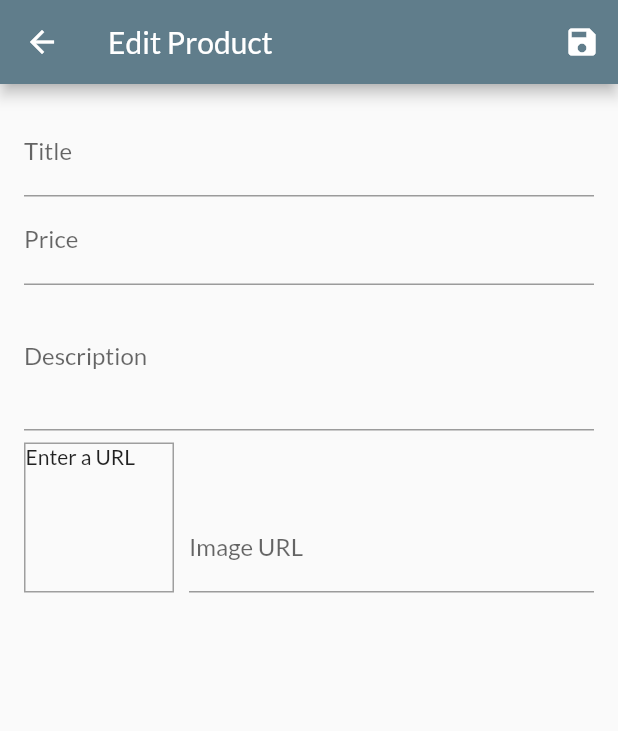
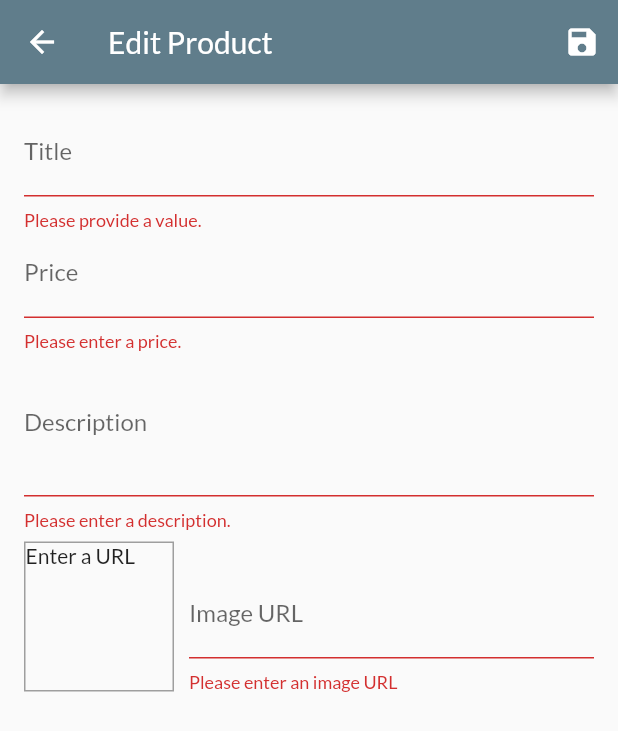
Before and after one commit to khakestari/shop_app, a Flutter app: the EditProductScreen screen opened by its route, after a tap on the "save" icon, on a phone screen of 412 x 824 dp. Shown: the top 731 px of the screen. Run offline on Flutter 3.47's test engine with Material 2 defaults, Android fonts, the phone set to English and light mode, and no system bars; network calls fail.

Commit message:
validation of inputs added

```diff
--- a/lib/screens/edit_product_screen.dart
+++ b/lib/screens/edit_product_screen.dart
@@ -44,11 +44,24 @@ class _EditProductScreenState extends State<EditProductScreen> {
   }
   void _updateImageUrl() {
     if (!_imageUrlFocusNode.hasFocus) {
+
+      if ((!_imageUrlController.text.startsWith('http') &&
+              !_imageUrlController.text.startsWith('https')) ||
+          (!_imageUrlController.text.endsWith('.png') &&
+              !_imageUrlController.text.endsWith('.jpg') &&
+              !_imageUrlController.text.endsWith('.jpeg'))) {
+        return;
+      }
       setState(() {});
     }
+
   }
 
   void _saveForm() {
+    final isValid = _form.currentState!.validate();
+    if (!isValid) {
+      return;
+    }
     _form.currentState!.save();
     print(_editedProduct.title);
     print(_editedProduct.price);
@@ -85,6 +98,12 @@ class _EditProductScreenState extends State<EditProductScreen> {
                       price: _editedProduct.price,
                       imageUrl: _editedProduct.imageUrl);
                 },
+                validator: (value) {
+                  if (value!.isEmpty) {
+                    return 'Please provide a value.';
+                  }
+                  return null;
+                },
               ),
               TextFormField(
                 decoration: const InputDecoration(label: Text('Price')),
@@ -102,6 +121,18 @@ class _EditProductScreenState extends State<EditProductScreen> {
                       price: double.parse(value!),
                       imageUrl: _editedProduct.imageUrl);
                 },
+                validator: (value) {
+                  if (value!.isEmpty) {
+                    return 'Please enter a price.';
+                  }
+                  if (double.tryParse(value) == null) {
+                    return 'Please enter a valid number.';
+                  }
+                  if (double.parse(value) <= 0) {
+                    return 'Please enter a number greater than zero.';
+                  }
+                  return null;
+                },
               ),
               TextFormField(
                 decoration: const InputDecoration(label: Text('Description')),
@@ -115,6 +146,15 @@ class _EditProductScreenState extends State<EditProductScreen> {
                       description: value as String,
                       price: _editedProduct.price,
                       imageUrl: _editedProduct.imageUrl);
+                },
+                validator: (value) {
+                  if (value!.isEmpty) {
+                    return 'Please enter a description.';
+                  }
+                  if (value.length < 10) {
+                    return 'Should be at least 10 characters long.';
+                  }
+                  return null;
                 },
               ),
               Row(
@@ -155,6 +195,21 @@ class _EditProductScreenState extends State<EditProductScreen> {
                             price: _editedProduct.price,
                             imageUrl: value as String);
                       },
+                      validator: (value) {
+                        if (value!.isEmpty) {
+                          return 'Please enter an image URL';
+                        }
+                        if (!value.startsWith('http') &&
+                            !value.startsWith('https')) {
+                          return 'Please enter a valid URL.';
+                        }
+                        if (!value.endsWith('.png') &&
+                            !value.endsWith('.jpg') &&
+                            !value.endsWith('.jpeg')) {
+                          return 'Please enter a valid image URL.';
+                        }
+                        return null;
+                      },
                     ),
                   )
                 ],
```
